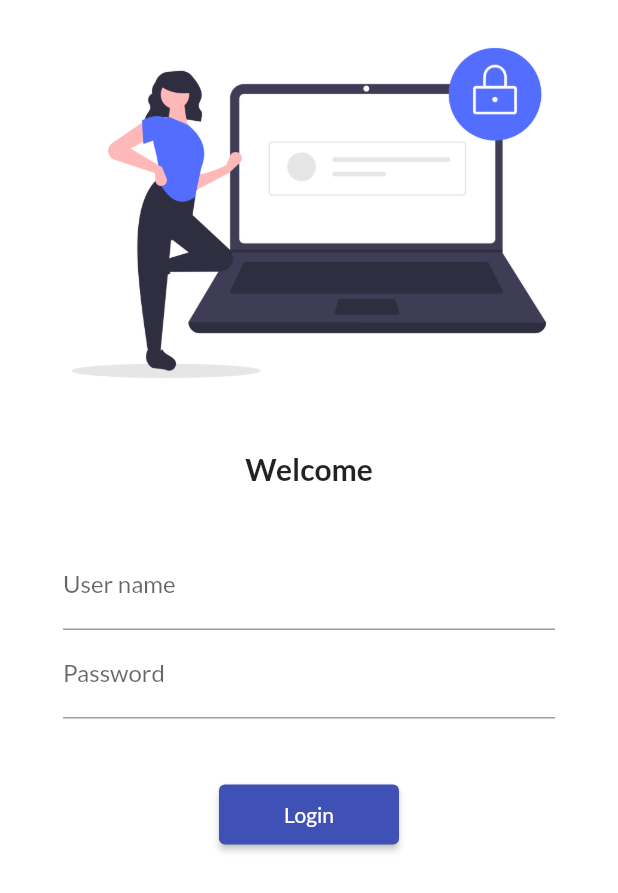
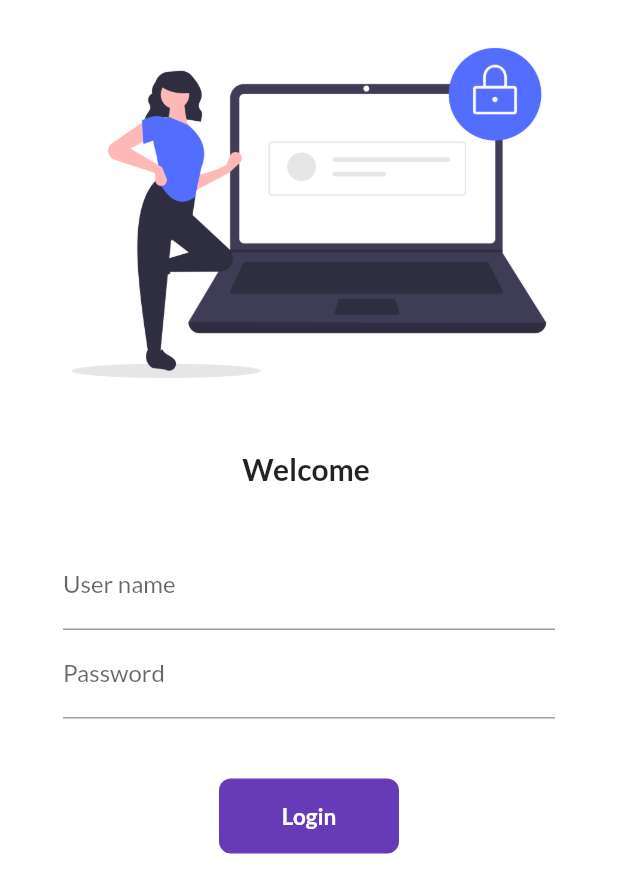
Before and after one commit to DhruvShrotriya/LearningFlutter, a Flutter app: the screen it shows after launch, on a phone screen of 412 x 824 dp. Shown: the top 893 px of the screen. Run offline on Flutter 3.47's test engine with Material 2 defaults, Android fonts, the phone set to English and light mode, and no system bars; our stand-ins replace google_fonts.

```diff
--- a/flutter_catalog/lib/pages/login_page.dart
+++ b/flutter_catalog/lib/pages/login_page.dart
@@ -1,9 +1,16 @@
 import 'package:flutter/material.dart';
 import 'package:flutter_catalog/utils/routes/routes.dart';
 
-class LoginPage extends StatelessWidget {
+class LoginPage extends StatefulWidget {
   const LoginPage({super.key});
 
+  @override
+  State<LoginPage> createState() => _LoginPageState();
+}
+
+class _LoginPageState extends State<LoginPage> {
+  String name = "";
+  bool changebutton = false;
   @override
   Widget build(BuildContext context) {
     return Material(
@@ -18,7 +25,7 @@ class LoginPage extends StatelessWidget {
               height: 17,
             ),
             Text(
-              "Welcome",
+              "Welcome $name",
               style: TextStyle(fontWeight: FontWeight.bold, fontSize: 20),
             ),
             SizedBox(
@@ -30,9 +37,12 @@ class LoginPage extends StatelessWidget {
               child: Column(
                 children: [
                   TextFormField(
-                    decoration: InputDecoration(
-                        hintText: "Enter user name", labelText: "User name"),
-                  ),
+                      decoration: InputDecoration(
+                          hintText: "Enter user name", labelText: "User name"),
+                      onChanged: (value) {
+                        name = value;
+                        setState(() {});
+                      }),
                   TextFormField(
                     obscureText: true,
                     decoration: InputDecoration(
@@ -41,13 +51,45 @@ class LoginPage extends StatelessWidget {
                   SizedBox(
                     height: 40,
                   ),
-                  ElevatedButton(
-                    onPressed: () {
-                      //print("Hello Dhruv");
+                  // ElevatedButton(
+                  //   onPressed: () {
+                  //     //print("Hello Dhruv");
+                  //     Navigator.pushNamed(context, MyRoutes.homeRoute);
+                  //   },
+                  //   child: Text("Login"),
+                  //   style: TextButton.styleFrom(minimumSize: Size(120, 40)),
+                  // )
+                  InkWell(
+                    onTap: () async {
+                      setState(() {
+                        changebutton = true;
+                      });
+                      await Future.delayed(Duration(seconds: 1));
                       Navigator.pushNamed(context, MyRoutes.homeRoute);
                     },
-                    child: Text("Login"),
-                    style: TextButton.styleFrom(minimumSize: Size(120, 40)),
+                    child: AnimatedContainer(
+                      duration: Duration(seconds: 1),
+                      width: changebutton ? 50 : 120,
+                      height: 50,
+                      alignment: Alignment.center,
+                      child: changebutton
+                          ? Icon(
+                              Icons.done,
+                              color: Colors.white,
+                            )
+                          : Text(
+                              "Login",
+                              style: TextStyle(
+                                  color: Colors.white,
+                                  fontWeight: FontWeight.bold,
+                                  fontSize: 15),
+                              textAlign: TextAlign.center,
+                            ),
+                      decoration: BoxDecoration(
+                          color: Colors.deepPurple,
+                          borderRadius:
+                              BorderRadius.circular(changebutton ? 25 : 8)),
+                    ),
                   )
                 ],
               ),
```
